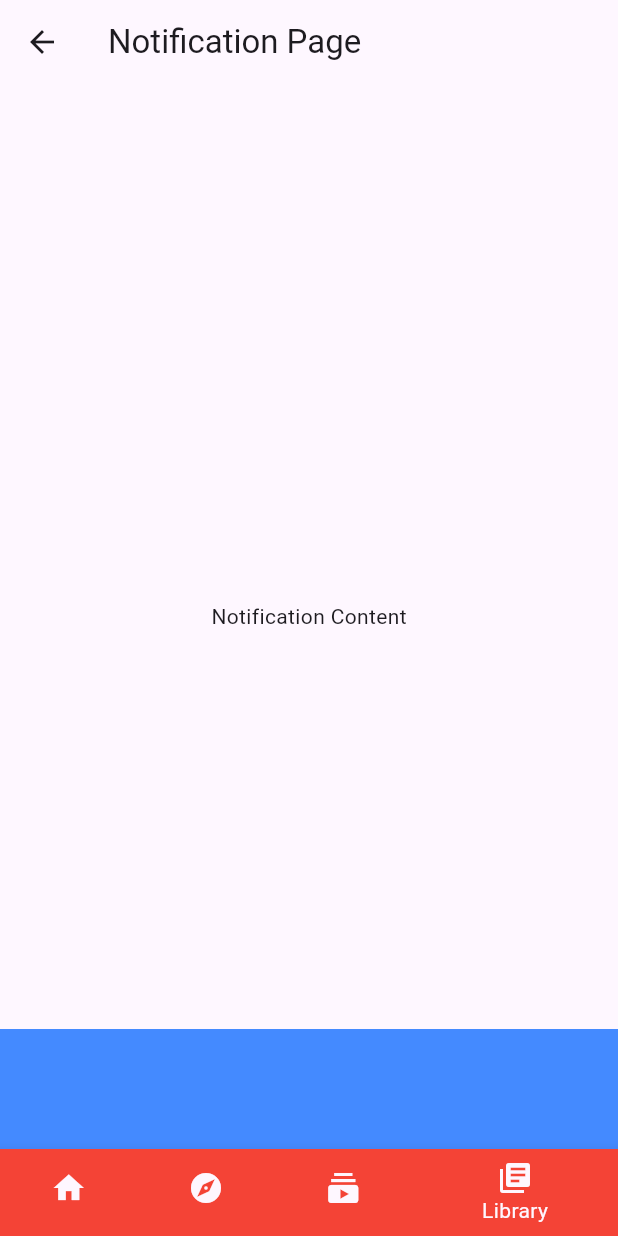
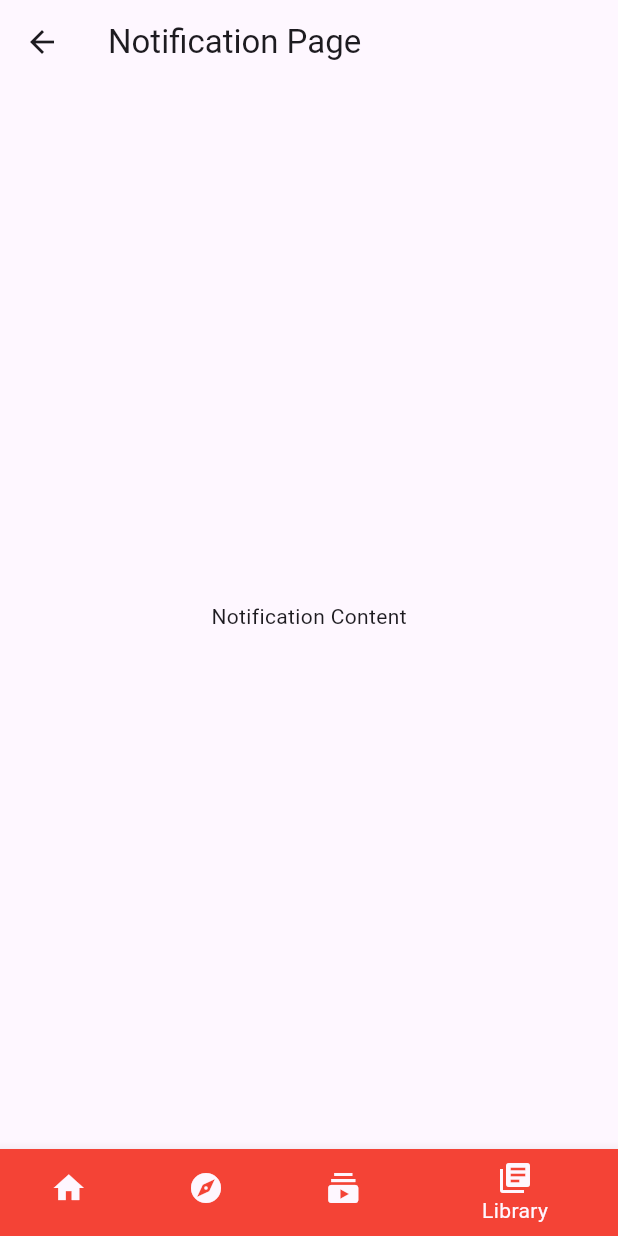
Before and after one commit to fozlerabbi321/youtube_navigation, a Flutter app: the screen it shows after launch, item 4 of the bottom bar chosen, after a tap on "Open Notification Page", on a phone screen of 412 x 824 dp. Run offline on Flutter 3.47's test engine with Material 3 defaults, Android fonts, the phone set to English and light mode, and no system bars.

Commit message:
Improve navigation

```diff
--- a/lib/main.dart
+++ b/lib/main.dart
@@ -1,3 +1,5 @@
+import 'dart:developer';
+
 import 'package:flutter/material.dart';
 
 void main() {
@@ -5,6 +7,8 @@ void main() {
 }
 
 class MyApp extends StatelessWidget {
+  const MyApp({super.key});
+
   @override
   Widget build(BuildContext context) {
     return MaterialApp(
@@ -14,6 +18,8 @@ class MyApp extends StatelessWidget {
 }
 
 class MainScreen extends StatefulWidget {
+  const MainScreen({super.key});
+
   @override
   _MainScreenState createState() => _MainScreenState();
 }
@@ -21,73 +27,36 @@ class MainScreen extends StatefulWidget {
 class _MainScreenState extends State<MainScreen> {
   int _currentIndex = 0;
 
+  // Track initialized tabs
+  final List<bool> _initializedTabs = [true, false, false, false];
+
   // Keys to manage navigation for each tab
-  final List<GlobalKey<NavigatorState>> _navigatorKeys = [
-    GlobalKey<NavigatorState>(),
-    GlobalKey<NavigatorState>(),
-    GlobalKey<NavigatorState>(),
-    GlobalKey<NavigatorState>(),
-  ];
+  final List<GlobalKey<NavigatorState>> _navigatorKeys = List.generate(4, (_) => GlobalKey<NavigatorState>());
 
   @override
   Widget build(BuildContext context) {
     return Scaffold(
-      body: Stack(
-        fit: StackFit.loose,
-        alignment: Alignment.bottomCenter,
-        children: [
-          IndexedStack(
+      body: IndexedStack(
         index: _currentIndex,
         children: <Widget>[
-              Navigator(
-                key: _navigatorKeys[0],
-                onGenerateRoute: (routeSettings) {
-                  return MaterialPageRoute(builder: (_) => HomePage(navigatorKey: _navigatorKeys[0]));
-                },
-              ),
-              Navigator(
-                key: _navigatorKeys[1],
-                onGenerateRoute: (routeSettings) {
-                  return MaterialPageRoute(builder: (_) => ExplorePage(navigatorKey: _navigatorKeys[1]));
-                },
-              ),
-              Navigator(
-                key: _navigatorKeys[2],
-                onGenerateRoute: (routeSettings) {
-                  return MaterialPageRoute(builder: (_) => SubscriptionsPage(navigatorKey: _navigatorKeys[2]));
-                },
-              ),
-              Navigator(
-                key: _navigatorKeys[3],
-                onGenerateRoute: (routeSettings) {
-                  return MaterialPageRoute(builder: (_) => LibraryPage(navigatorKey: _navigatorKeys[3]));
-                },
-              ),
-            ],
-          ),
-
-          // Bottom navigation
-          Container(
-            width: MediaQuery.of(context).size.width,
-            height: 80,
-            color: Colors.blueAccent ,
-          )
+          _initializedTabs[0] ? _buildNavigator(HomePage(navigatorKey: _navigatorKeys[0],), 0) : Container(),
+          _initializedTabs[1] ? _buildNavigator(ExplorePage(), 1) : Container(),
+          _initializedTabs[2] ? _buildNavigator(SubscriptionsPage(), 2) : Container(),
+          _initializedTabs[3] ? _buildNavigator(LibraryPage(), 3) : Container(),
         ],
       ),
       bottomNavigationBar: BottomNavigationBar(
         currentIndex: _currentIndex,
         onTap: (index) {
-          if (_currentIndex == index) {
-            // Check if we are already at the first route in the stack
-            _navigatorKeys[index].currentState?.popUntil((route) => route.isFirst);
-          } else {
           setState(() {
+            if (!_initializedTabs[index]) {
+              _initializedTabs[index] = true; // Initialize the tab when clicked for the first time
+            }
             _currentIndex = index;
           });
-          }
         },
         items: const [
-          BottomNavigationBarItem(icon: Icon(Icons.home), label: 'Home', backgroundColor: Colors.red),
+          BottomNavigationBarItem(icon: Icon(Icons.home), label: 'Home', backgroundColor: Colors.red,),
           BottomNavigationBarItem(icon: Icon(Icons.explore), label: 'Explore'),
           BottomNavigationBarItem(icon: Icon(Icons.subscriptions), label: 'Subscriptions'),
           BottomNavigationBarItem(icon: Icon(Icons.library_books), label: 'Library'),
@@ -95,21 +64,120 @@ class _MainScreenState extends State<MainScreen> {
       ),
     );
   }
+
+  Navigator _buildNavigator(Widget page, int index) {
+    return Navigator(
+      key: _navigatorKeys[index],
+      onGenerateRoute: (routeSettings) {
+        return MaterialPageRoute(builder: (_) => page);
+      },
+    );
+  }
 }
 
-class HomePage extends StatelessWidget {
-  final GlobalKey<NavigatorState> navigatorKey;
-
-  HomePage({required this.navigatorKey});
+class BasePage extends StatelessWidget {
+  final String title;
+  final Widget child;
+  const BasePage({super.key, required this.title, required this.child});
 
   @override
   Widget build(BuildContext context) {
     return Scaffold(
-      appBar: AppBar(title: Text("Home")),
+      appBar: AppBar(title: Text(title)),
+      body: Center(child: child),
+    );
+  }
+}
+
+
+
+class ExplorePage extends StatelessWidget {
+  const ExplorePage({super.key});
+
+  @override
+  Widget build(BuildContext context) {
+    log('ExplorePage build called');
+    return BasePage(
+      title: "Explore",
+      child: ElevatedButton(
+        onPressed: () {
+          Navigator.of(context).push(
+            MaterialPageRoute(builder: (_) => ChannelDetailsPage()),
+          );
+        },
+        child: Text("Open Channel Page"),
+      ),
+    );
+  }
+}
+
+class SubscriptionsPage extends StatelessWidget {
+  const SubscriptionsPage({super.key});
+
+  @override
+  Widget build(BuildContext context) {
+    log('SubscriptionsPage build called');
+    return BasePage(
+      title: "Subscriptions",
+      child: ElevatedButton(
+        onPressed: () {
+          Navigator.of(context).push(
+            MaterialPageRoute(builder: (_) => SearchPage()),
+          );
+        },
+        child: Text("Open Search Page"),
+      ),
+    );
+  }
+}
+
+class LibraryPage extends StatelessWidget {
+  const LibraryPage({super.key});
+
+  @override
+  Widget build(BuildContext context) {
+    log('LibraryPage build called');
+    return BasePage(
+      title: "Library",
+      child: ElevatedButton(
+        onPressed: () {
+          Navigator.of(context).push(
+            MaterialPageRoute(builder: (_) => NotificationPage()),
+          );
+        },
+        child: Text("Open Notification Page"),
+      ),
+    );
+  }
+}
+
+class HomePage extends StatefulWidget {
+  final GlobalKey<NavigatorState> navigatorKey;
+  const HomePage({Key? key,required this.navigatorKey }) : super(key: key);
+
+
+  @override
+  State<HomePage> createState() => _HomePageState();
+}
+
+class _HomePageState extends State<HomePage> {
+  @override
+  void initState() {
+    super.initState();
+    log('HomePage initState called');
+  }
+
+  @override
+  Widget build(BuildContext context) {
+    log('HomePage build called');
+    return Scaffold(
+      appBar: AppBar(
+        title: Text('Home'),
+      ),
       body: Center(
         child: ElevatedButton(
           onPressed: () {
-            navigatorKey.currentState?.push(
+            widget.navigatorKey.currentState!.push(
               MaterialPageRoute(builder: (_) => VideoPlayerPage()),
             );
           },
@@ -120,83 +188,29 @@ class HomePage extends StatelessWidget {
   }
 }
 
-class ExplorePage extends StatelessWidget {
-  final GlobalKey<NavigatorState> navigatorKey;
 
-  ExplorePage({required this.navigatorKey});
-
+// Other pages
+class VideoPlayerPage extends StatelessWidget {
   @override
   Widget build(BuildContext context) {
-    return Scaffold(
-      appBar: AppBar(title: Text("Explore")),
-      body: Center(
-        child: ElevatedButton(
-          onPressed: () {
-            navigatorKey.currentState?.push(
-              MaterialPageRoute(builder: (_) => ChannelDetailsPage()),
-            );
+    return WillPopScope(
+      onWillPop: () async {
+        log('onWillPop called on Video Player Page');
+        return true; // Allow the pop action to go back to the previous screen
       },
-          child: Text("Open Channel Page"),
+      child: Scaffold(
+        appBar: AppBar(
+          title: Text("Video Player"),
+          leading: IconButton(
+            icon: Icon(Icons.arrow_back),
+            onPressed: () async {
+              bool shouldPop = await _showExitConfirmationDialog(context);
+              if (shouldPop) {
+                Navigator.of(context).pop(); // Pop the current screen
+              }
+            },
           ),
         ),
-    );
-  }
-}
-
-class SubscriptionsPage extends StatelessWidget {
-  final GlobalKey<NavigatorState> navigatorKey;
-
-  SubscriptionsPage({required this.navigatorKey});
-
-  @override
-  Widget build(BuildContext context) {
-    return Scaffold(
-      appBar: AppBar(title: Text("Subscriptions")),
-      body: Center(
-        child: ElevatedButton(
-          onPressed: () {
-            navigatorKey.currentState?.push(
-              MaterialPageRoute(builder: (_) => SearchPage()),
-            );
-          },
-          child: Text("Open Search Page"),
-        ),
-      ),
-    );
-  }
-}
-
-class LibraryPage extends StatelessWidget {
-  final GlobalKey<NavigatorState> navigatorKey;
-
-  LibraryPage({required this.navigatorKey});
-
-  @override
-  Widget build(BuildContext context) {
-    return Scaffold(
-      appBar: AppBar(title: const Text("Library")),
-      body: Center(
-        child: ElevatedButton(
-          onPressed: () {
-            navigatorKey.currentState?.push(
-              MaterialPageRoute(builder: (_) => NotificationPage()),
-            );
-          },
-          child: const Text("Open Notification Page"),
-        ),
-      ),
-    );
-  }
-}
-
-// Video Player Page Example
-class VideoPlayerPage extends StatelessWidget {
-  const VideoPlayerPage({super.key});
-
-  @override
-  Widget build(BuildContext context) {
-    return Scaffold(
-      appBar: AppBar(title: Text("Video Player")),
         body: Center(
           child: ElevatedButton(
             onPressed: () {
@@ -207,39 +221,63 @@ class VideoPlayerPage extends StatelessWidget {
             child: Text("Open Search Page"),
           ),
         ),
+      ),
     );
+  }
+
+  Future<bool> _showExitConfirmationDialog(BuildContext context) async {
+    return await showDialog(
+      context: context,
+      builder: (context) => AlertDialog(
+        title: Text("Exit Video Player"),
+        content: Text("Are you sure you want to exit?"),
+        actions: [
+          TextButton(
+            onPressed: () => Navigator.of(context).pop(false),
+            child: Text("Cancel"),
+          ),
+          TextButton(
+            onPressed: () => Navigator.of(context).pop(true),
+            child: Text("Exit"),
+          ),
+        ],
+      ),
+    ) ?? false;
   }
 }
 
-// Channel Details Page Example
 class ChannelDetailsPage extends StatelessWidget {
   const ChannelDetailsPage({super.key});
 
   @override
   Widget build(BuildContext context) {
-    return Scaffold(
-      appBar: AppBar(title: Text("Channel Details")),
-      body: Center(child: Text("Channel Details Content")),
+    return BasePage(
+      title: "Channel Details",
+      child: Text("Channel Details Content"),
     );
   }
 }
 
 class SearchPage extends StatelessWidget {
+  const SearchPage({super.key});
+
   @override
   Widget build(BuildContext context) {
-    return Scaffold(
-      appBar: AppBar(title: Text("Search Page")),
-      body: Center(child: Text("Search Content")),
+    return BasePage(
+      title: "Search Page",
+      child: Text("Search Content"),
     );
   }
 }
 
 class NotificationPage extends StatelessWidget {
+  const NotificationPage({super.key});
+
   @override
   Widget build(BuildContext context) {
-    return Scaffold(
-      appBar: AppBar(title: Text("Notification Page")),
-      body: Center(child: Text("Notification Content")),
+    return BasePage(
+      title: "Notification Page",
+      child: Text("Notification Content"),
     );
   }
 }
--- a/pubspec.yaml
+++ b/pubspec.yaml
@@ -35,6 +35,7 @@ dependencies:
   # The following adds the Cupertino Icons font to your application.
   # Use with the CupertinoIcons class for iOS style icons.
   cupertino_icons: ^1.0.6
+  go_router: ^14.2.3
 
 dev_dependencies:
   flutter_test:
```
Also changed, not shown: pubspec.lock. Lines whose indentation alone changed are shown as unchanged.
